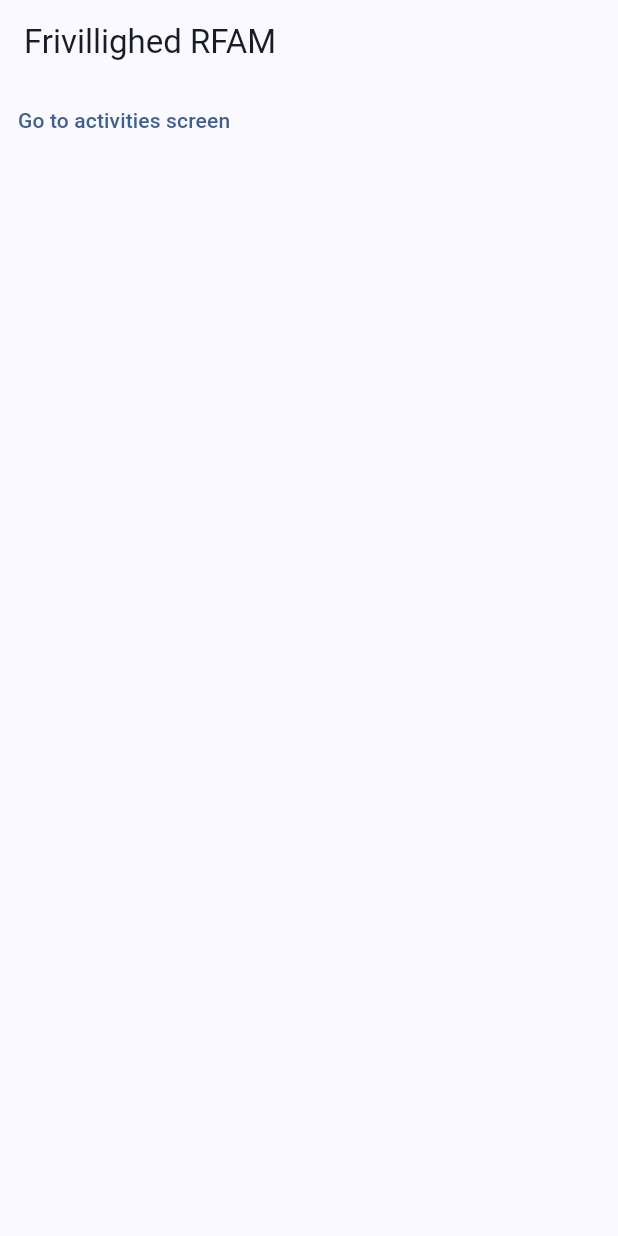
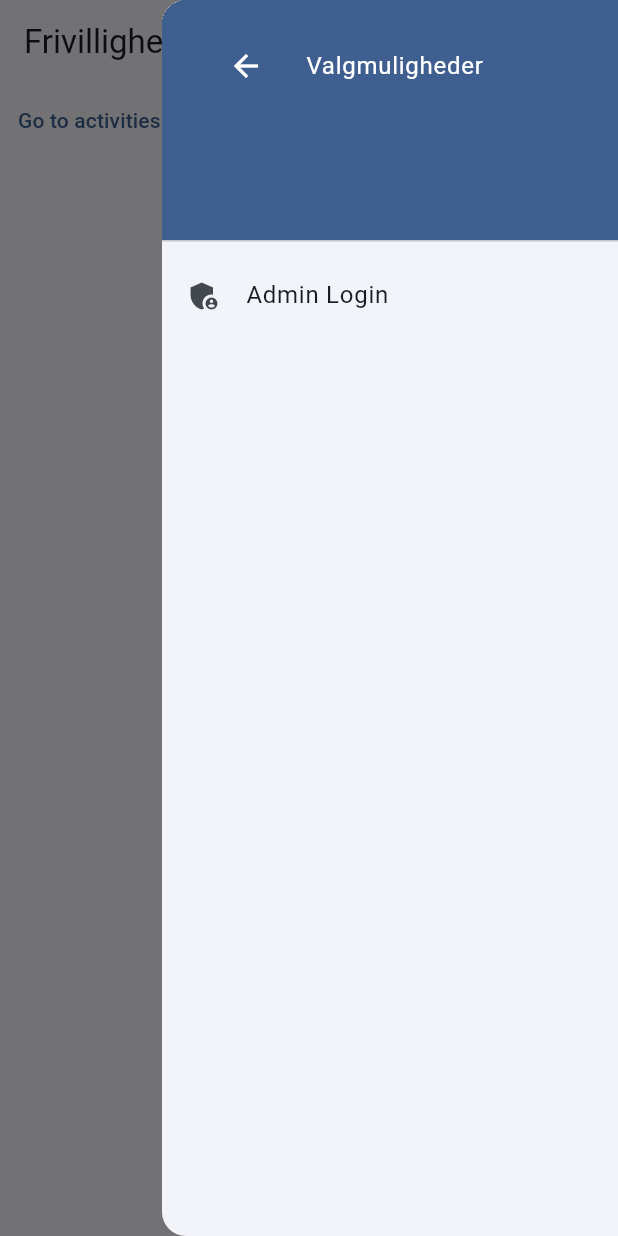
Before and after one commit to KoopaEater/frivillighed_rfam, a Flutter app: the screen it shows after launch, with the side drawer open (before the commit the screen has no drawer), on a phone screen of 412 x 824 dp. Run offline on Flutter 3.47's test engine with Material 3 defaults, Android fonts, the phone set to English and light mode, and no system bars; our stand-ins replace cloud_firestore, firebase_core; missing offline and left inert: hovering; accounts and stored records are empty.

Commit message:
Finished sumbission, began admin

```diff
--- /dev/null
+++ b/lib/drawers/options_drawer.dart
@@ -0,0 +1,51 @@
+import 'package:flutter/material.dart';
+import 'package:frivillighed_rfam/dialogs/admin_login_dialog.dart';
+
+class OptionDrawer extends StatelessWidget {
+  const OptionDrawer({super.key});
+
+  Widget _getHeader(BuildContext context) {
+    return DrawerHeader(
+      decoration: BoxDecoration(
+        color: Theme.of(context).colorScheme.primary,
+      ),
+      child: ListTile(
+        title: Text("Valgmuligheder"),
+        textColor: Colors.white,
+        leading: IconButton(
+          onPressed: () {
+            Navigator.of(context).pop();
+          },
+          icon: const Icon(
+            Icons.arrow_back,
+            color: Colors.white,
+          ),
+        ),
+      ),
+    );
+  }
+
+  @override
+  Widget build(BuildContext context) {
+    return Drawer(
+      child: ListView(
+        children: [
+          _getHeader(context),
+          ListTile(
+            title: Text("Admin Login"),
+            leading: Icon(Icons.admin_panel_settings),
+            onTap: () async {
+              await showDialog(
+                context: context,
+                barrierDismissible: false,
+                builder: (context) {
+                  return AdminLoginDialog();
+                },
+              );
+            },
+          ),
+        ],
+      ),
+    );
+  }
+}
--- /dev/null
+++ b/lib/models/submission.dart
@@ -0,0 +1,11 @@
+
+class Submission {
+
+  final DateTime fromTime, toTime;
+  final String fullName;
+  final String phone;
+  final String remarks;
+
+  Submission({required this.fullName, required this.phone, required this.remarks, required this.fromTime, required this.toTime});
+
+}
--- a/lib/screens/activities_screen.dart
+++ b/lib/screens/activities_screen.dart
@@ -1,5 +1,6 @@
 import 'package:flutter/material.dart';
 import 'package:frivillighed_rfam/buttons/floating_buttons.dart';
+import 'package:frivillighed_rfam/drawers/options_drawer.dart';
 import 'package:frivillighed_rfam/models/activity.dart';
 import 'package:frivillighed_rfam/helpers/database_helper.dart';
 import 'package:frivillighed_rfam/models/event.dart';
@@ -61,6 +62,7 @@ class _ActivitiesScreenState extends State<ActivitiesScreen> {
       appBar: AppBar(
         title: const Text('Frivillighed RFAM'),
       ),
+      endDrawer: const OptionDrawer(),
       floatingActionButton: const FloatingButtons(),
       body: SafeArea(
         child: Center(
--- a/lib/screens/events_screen.dart
+++ b/lib/screens/events_screen.dart
@@ -1,4 +1,5 @@
 import 'package:flutter/material.dart';
+import 'package:frivillighed_rfam/drawers/options_drawer.dart';
 import 'package:frivillighed_rfam/helpers/database_helper.dart';
 import 'package:frivillighed_rfam/models/event.dart';
 import 'package:frivillighed_rfam/providers/main_provider.dart';
@@ -43,6 +44,7 @@ class _EventsScreenState extends State<EventsScreen> {
       appBar: AppBar(
         title: const Text('Frivillighed RFAM'),
       ),
+      endDrawer: const OptionDrawer(),
       body: TextButton(
         child: const Text('Go to activities screen'),
         onPressed: () {
```
Also changed, not shown: lib/dialogs/admin_login_dialog.dart (added, +138 -0 lines), lib/dialogs/general_dialog.dart (+6 -5 lines), lib/dialogs/wanna_help_dialog.dart (+53 -22 lines), lib/helpers/database_helper.dart (+24 -4 lines).
